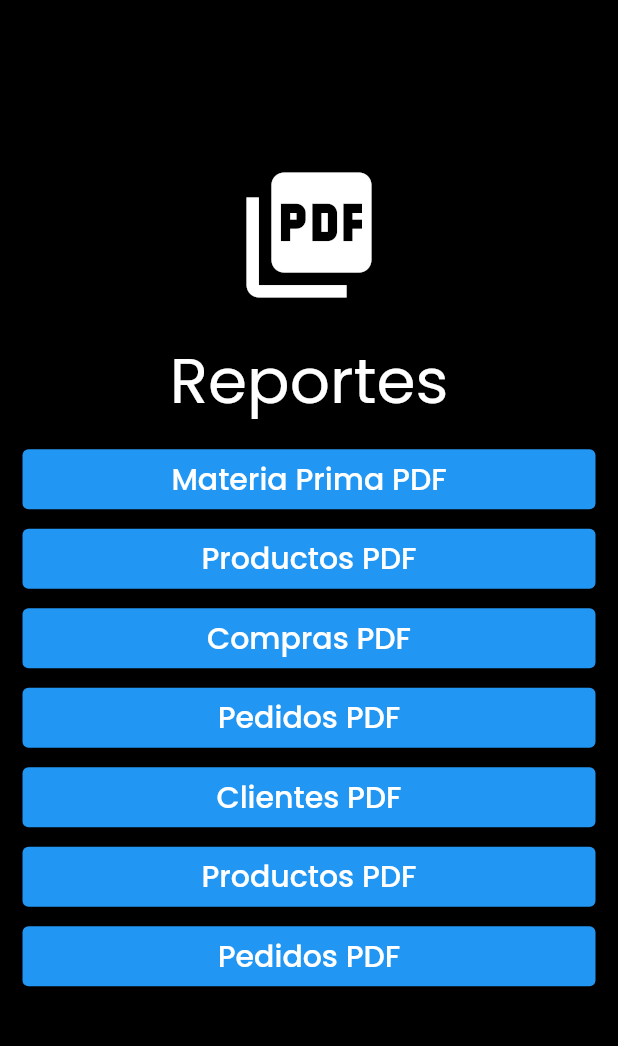
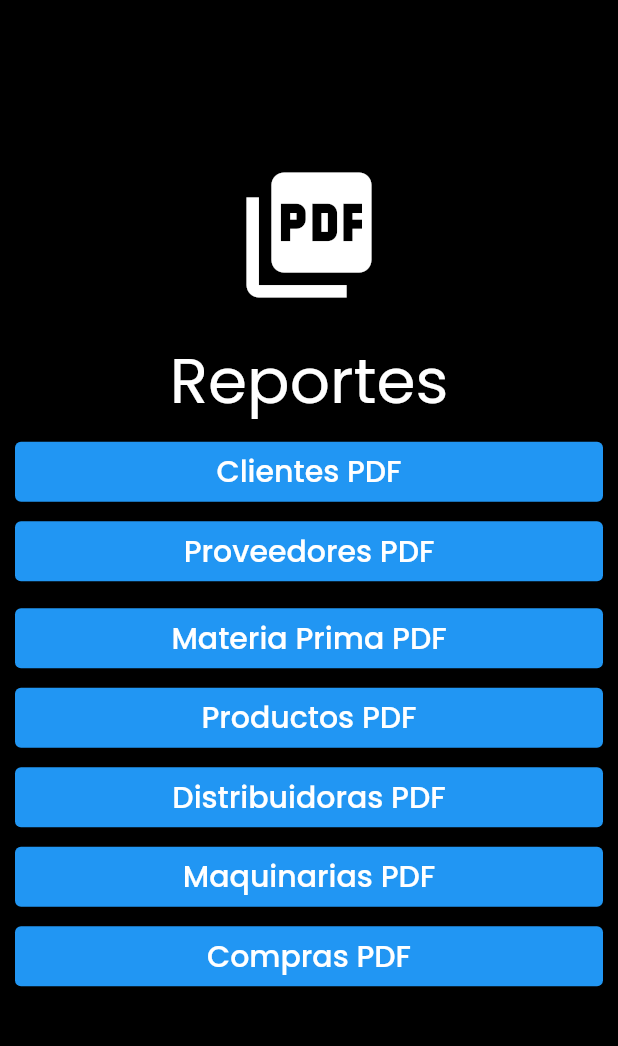
Before and after one commit to Diego785/Sistema-MRP-movil, a Flutter app: the PdfPageScreen screen opened by its route, after a tap on "Clientes PDF", on a phone screen of 412 x 824 dp, the part 84-1130 px from its top. Run offline on Flutter 3.47's test engine with Material 2 defaults, Android fonts, the phone set to English and light mode, and no system bars; our stand-ins replace data_table_2, device_info_plus, dio, fl_chart, flutter_secure_storage, flutter_slidable and 6 more; accounts and stored records are empty; network calls fail; project files that could hold a hidden picture were left out.

Commit message:
darwin, reportes v1

```diff
--- a/lib/Components/components.dart
+++ b/lib/Components/components.dart
@@ -1,2 +1,3 @@
 export 'package:sistema_mrp/Components/pdf/button_widget.dart';
 export 'package:sistema_mrp/Components/pdf/title_widget.dart';
+export 'package:sistema_mrp/Components/pdf/loading_screen.dart';
--- a/lib/Controllers/nota_compras_services.dart
+++ b/lib/Controllers/service.dart
@@ -1,9 +1,10 @@
 import 'package:flutter/material.dart';
 import 'package:http/http.dart' as http;
+import 'package:sistema_mrp/Models/Cliente.dart';
 import 'dart:convert';
 import 'package:sistema_mrp/Models/models.dart';
 
-class NotaCompraService extends ChangeNotifier {
+class Service extends ChangeNotifier {
   final String _baseUrl =
       'http://192.168.1.2:8000/Sistema-MRP/public/api'; //?included=detalle_compras';
   final List<NotaCompra> listaCompras = [];
@@ -11,11 +12,14 @@ class NotaCompraService extends ChangeNotifier {
   List<MateriaPrima1> listaMateria = [];
   late MateriaPrima1 selectedMateria;
   List<Producto> listaProductos = [];
+  List<Cliente> listaClientes = [];
+  List<Proveedor> listaProveedores = [];
+  List<Distribuidor> listaDistribuidores = [];
   bool isLoading = true;
   bool isSaving = false;
   //----------------------------------------------------------------------------
-  NotaCompraService() {
-    // loadCompras();
+  Service() {
+    loadCompras();
   }
 
   get convert => null;
@@ -81,4 +85,36 @@ class NotaCompraService extends ChangeNotifier {
     return listaProductos;
   }
 
+  Future<List<Cliente>> loadClientes() async {
+    isLoading = true;
+    notifyListeners();
+    final resp = await http.get(Uri.parse('$_baseUrl/cliente-api'));
+    final dataCliente = DataCliente.fromMap(json.decode(resp.body));
+    listaClientes = dataCliente.clientes;
+    isLoading = false;
+    notifyListeners();
+    return listaClientes;
+  }
+
+  Future<List<Proveedor>> loadProveedores() async {
+    isLoading = true;
+    notifyListeners();
+    final resp = await http.get(Uri.parse('$_baseUrl/proveedor-api'));
+    final dataProveedor = DataProveedor.fromMap(json.decode(resp.body));
+    listaProveedores = dataProveedor.proveedores;
+    isLoading = false;
+    notifyListeners();
+    return listaProveedores;
+  }
+
+  Future<List<Distribuidor>> loadDistribuidores() async {
+    isLoading = true;
+    notifyListeners();
+    final resp = await http.get(Uri.parse('$_baseUrl/distribuidor-api'));
+    final dataDistribuidor = DataDistribuidor.fromMap(json.decode(resp.body));
+    listaDistribuidores = dataDistribuidor.distribuidores;
+    isLoading = false;
+    notifyListeners();
+    return listaDistribuidores;
+  }
 }
--- a/lib/Controllers/services.dart
+++ b/lib/Controllers/services.dart
@@ -1,3 +1,4 @@
-export 'nota_compras_services.dart';
+export 'service.dart';
 export 'package:sistema_mrp/Controllers/pdf_service/pdf_api.dart';
 export 'package:sistema_mrp/Controllers/pdf_service/pdf_invoice_api.dart';
+export 'package:sistema_mrp/Controllers/service.dart';
--- a/lib/Models/Cliente.dart
+++ b/lib/Models/Cliente.dart
@@ -1,3 +1,22 @@
+
+class DataCliente {
+    DataCliente({
+        required this.clientes,
+    });
+
+    List<Cliente> clientes;
+
+    // factory DataCliente.fromJson(String str) => DataCliente.fromMap(json.decode(str));
+
+    factory DataCliente.fromMap(Map<String, dynamic> json) => DataCliente(
+        clientes: List<Cliente>.from(json["cliente"].map((x) => Cliente.fromMap(x))),
+    );
+
+    Map<String, dynamic> toMap() => {
+        "cliente": List<dynamic>.from(clientes.map((x) => x.toMap())),
+    };
+}
+
 class Cliente {
   String id = "";
   String nombre = "";
@@ -10,4 +29,33 @@ class Cliente {
     this.telefono = telefono;
     this.direccion = direccion;
   }
+
+  static List<String> atributos = [
+    'id',
+    'nombre',
+    'telefono',
+    'direccion',
+  ];
+
+  List<dynamic> toListString() => [
+    id,
+    nombre,
+    telefono,
+    direccion,
+  ];
+  factory Cliente.fromMap(Map<String, dynamic> json) => Cliente(
+         json["id"],
+         json["nombre"],
+         json["telefono"],
+         json["direccion"],
+    );
+
+  Map<String, dynamic> toMap() => {
+        "id": id,
+        "nombre": nombre,
+        "telefono": telefono,
+        "direccion": direccion,
+    };
+
+
 }
--- /dev/null
+++ b/lib/Models/Distribuidor.dart
@@ -0,0 +1,82 @@
+// To parse this JSON data, do
+//
+//     final distribuidor = distribuidorFromMap(jsonString);
+
+import 'dart:convert';
+
+class DataDistribuidor {
+    DataDistribuidor({
+        required this.distribuidores,
+    });
+
+    List<Distribuidor> distribuidores;
+
+    // factory DataCliente.fromJson(String str) => DataCliente.fromMap(json.decode(str));
+
+    factory DataDistribuidor.fromMap(List<dynamic> json) => DataDistribuidor(
+        distribuidores: List<Distribuidor>.from(json.map((x) => Distribuidor.fromMap(x))),
+    );
+
+    Map<String, dynamic> toMap() => {
+        "cliente": List<dynamic>.from(distribuidores.map((x) => x.toMap())),
+    };
+}
+
+class Distribuidor {
+    Distribuidor({
+        this.id,
+        this.nombre,
+        this.direccion,
+        this.telefono,
+        this.email,
+        this.tipo,
+        this.medioTransporte,
+    });
+
+    int? id;
+    String? nombre;
+    String? direccion;
+    String? telefono;
+    String? email;
+    String? tipo;
+    String? medioTransporte;
+
+  static List<String> atributos = [
+    'codigo',
+    'nombre',
+    'direccion',
+    'telefono',
+    'transporte',
+  ];
+
+  List<dynamic> toListString() => [
+     id,
+     nombre,
+     direccion,
+     telefono,
+     medioTransporte,
+  ];
+    factory Distribuidor.fromJson(String str) => Distribuidor.fromMap(json.decode(str));
+
+    String toJson() => json.encode(toMap());
+
+    factory Distribuidor.fromMap(Map<String, dynamic> json) => Distribuidor(
+        id: json["id"],
+        nombre: json["nombre"],
+        direccion: json["direccion"],
+        telefono: json["telefono"],
+        email: json["email"],
+        tipo: json["tipo"],
+        medioTransporte: json["medio_transporte"],
+    );
+
+    Map<String, dynamic> toMap() => {
+        "id": id,
+        "nombre": nombre,
+        "direccion": direccion,
+        "telefono": telefono,
+        "email": email,
+        "tipo": tipo,
+        "medio_transporte": medioTransporte,
+    };
+}
--- a/lib/Models/Inventario/NotaCompra.dart
+++ b/lib/Models/Inventario/NotaCompra.dart
@@ -49,7 +49,7 @@ class NotaCompra {
     id,
     costoTotal,
     hora,
-    fecha    ,
+    fecha,
   ];
 
   factory NotaCompra.fromJson(Map<String, dynamic> json) => NotaCompra(
--- /dev/null
+++ b/lib/Models/Proveedor.dart
@@ -0,0 +1,82 @@
+// To parse this JSON data, do
+//
+//     final proveedor = proveedorFromMap(jsonString);
+
+import 'dart:convert';
+
+class DataProveedor {
+    DataProveedor({
+        required this.proveedores,
+    });
+
+    List<Proveedor> proveedores;
+
+    // factory DataCliente.fromJson(String str) => DataCliente.fromMap(json.decode(str));
+
+    factory DataProveedor.fromMap(List<dynamic> json) => DataProveedor(
+        proveedores: List<Proveedor>.from(json.map((x) => Proveedor.fromMap(x))),
+    );
+
+    Map<String, dynamic> toMap() => {
+        "cliente": List<dynamic>.from(proveedores.map((x) => x.toMap())),
+    };
+}
+
+class Proveedor {
+    Proveedor({
+        this.id = 0,
+        this.nombreEmpresa = '',
+        this.telefono = '',
+        this.direccion = '',
+        this.email = '',
+        this.encargado = '',
+    });
+
+    int id;
+    String nombreEmpresa;
+    String telefono;
+    String direccion;
+    String email;
+    String encargado;
+
+
+    static List<String> atributos = [
+      'id',
+      'Empresa',
+      'telefono',
+      'direccion',
+      'email',
+      'encargado',
+    ];
+
+    List<dynamic> toListString() => [
+      id,
+      nombreEmpresa,
+      telefono,
+      direccion,
+      email,
+      encargado,
+    ];
+
+    factory Proveedor.fromJson(String str) => Proveedor.fromMap(json.decode(str));
+
+    String toJson() => json.encode(toMap());
+
+    factory Proveedor.fromMap(Map<String, dynamic> json) => Proveedor(
+        id: json["id"],
+        nombreEmpresa: json["nombre_empresa"],
+        telefono: json["telefono"],
+        direccion: json["direccion"],
+        email: json["email"],
+        encargado: json["encargado"],
+    );
+
+    Map<String, dynamic> toMap() => {
+        "id": id,
+        "nombre_empresa": nombreEmpresa,
+        "telefono": telefono,
+        "direccion": direccion,
+        "email": email,
+        "encargado": encargado,
+    };
+}
--- a/lib/Models/models.dart
+++ b/lib/Models/models.dart
@@ -6,3 +6,5 @@ export 'package:sistema_mrp/Models/Inventario/NotaCompra.dart';
 export 'package:sistema_mrp/Models/prueba/customer.dart';
 export 'package:sistema_mrp/Models/prueba/invoice.dart';
 export 'package:sistema_mrp/Models/prueba/supplier.dart';
+export 'package:sistema_mrp/Models/Proveedor.dart';
+export 'package:sistema_mrp/Models/Distribuidor.dart';
--- a/lib/Views/Inventario/NotaCompra/detalle_compra_screen.dart
+++ b/lib/Views/Inventario/NotaCompra/detalle_compra_screen.dart
@@ -7,7 +7,7 @@ class DetalleCompraScreen extends StatelessWidget {
 
   @override
   Widget build(BuildContext context) {
-    final notaCompraService = Provider.of<NotaCompraService>(context);
+    final notaCompraService = Provider.of<Service>(context);
 
     return Scaffold(
       appBar: AppBar(
@@ -36,7 +36,7 @@ class DetalleCompraScreen extends StatelessWidget {
     );
   }
 
-  List<Widget> cargar(NotaCompraService notaCompraService) {
+  List<Widget> cargar(Service notaCompraService) {
     debugPrint('lista---------');
     debugPrint('${notaCompraService.listaMateria.length}');
     List<Widget> lista = [];
--- a/lib/Views/main/components/side_menu.dart
+++ b/lib/Views/main/components/side_menu.dart
@@ -103,7 +103,7 @@ class SideMenu extends StatelessWidget {
             ),
             const Divider(),
              ListTile(
-            leading: Icon(Icons.upcoming),
+            leading: const Icon(Icons.note_outlined),
               title: const Text("Nota de Compras"),
               onTap: () => Navigator.pushNamed(context, "/nota-compra"),
             ),
--- a/lib/Views/pdf/pdf_page_screen.dart
+++ b/lib/Views/pdf/pdf_page_screen.dart
@@ -15,7 +15,7 @@ class PdfPageScreen extends StatefulWidget {
 class _PdfPageScreenState extends State<PdfPageScreen> {
   @override
   Widget build(BuildContext context) {
-    final notaCompraService = Provider.of<NotaCompraService>(context);
+    final service = Provider.of<Service>(context);
 
     return Scaffold(
       backgroundColor: Colors.black,
@@ -24,7 +24,7 @@ class _PdfPageScreenState extends State<PdfPageScreen> {
         centerTitle: true,
       ),
       body: Container(
-        padding: const EdgeInsets.all(15),
+        padding: const EdgeInsets.all(10),
         child: Center(
           child: Column(
             mainAxisAlignment: MainAxisAlignment.center,
@@ -33,14 +33,44 @@ class _PdfPageScreenState extends State<PdfPageScreen> {
                 icon: Icons.picture_as_pdf,
                 text: 'Reportes',
               ),
+              const SizedBox(height: 5),
+              ButtonWidget(
+                text: 'Clientes PDF',
+                onClicked: () async {
+                  service.loadClientes();
+                  await Future.delayed(const Duration(seconds: 1));
+                  const String key = 'clientes';
+                  final Map<String, List<dynamic>> items = {
+                    key: service.listaClientes
+                  };
+                  final res = getInvoice(items, key);
+                  final pdfFile = await PdfInvoiceApi.generate(res);
+                  PdfApi.openFile(pdfFile);
+                },
+              ),
+              const SizedBox(height: 5),
+              ButtonWidget(
+                text: 'Proveedores PDF',
+                onClicked: () async {
+                  service.loadProveedores();
+                  await Future.delayed(const Duration(seconds: 1));
+                  const String key = 'proveedores';
+                  final items = {key: service.listaProveedores};
+                  final res = getInvoice(items, key);
+                  final pdfFile = await PdfInvoiceApi.generate(res);
+                  PdfApi.openFile(pdfFile);
+                },
+              ),
               const SizedBox(height: 10),
               ButtonWidget(
                 text: 'Materia Prima PDF',
                 onClicked: () async {
-                  notaCompraService.loadMateriaPrimas();
+                  service.loadMateriaPrimas();
                   await Future.delayed(const Duration(seconds: 2));
                   const String key = 'materia-prima';
-                  final Map<String, List<dynamic>> items = { key : notaCompraService.listaMateria};
+                  final Map<String, List<dynamic>> items = {
+                    key: service.listaMateria
+                  };
                   final res = getInvoice(items, key);
                   final pdfFile = await PdfInvoiceApi.generate(res);
                   PdfApi.openFile(pdfFile);
@@ -50,75 +80,46 @@ class _PdfPageScreenState extends State<PdfPageScreen> {
               ButtonWidget(
                 text: 'Productos PDF',
                 onClicked: () async {
-                  notaCompraService.loadProductos();
+                  service.loadProductos();
                   await Future.delayed(const Duration(seconds: 2));
                   const String key = 'productos';
-                  final Map<String, List<dynamic>> items = {key : notaCompraService.listaProductos};
+                  final Map<String, List<dynamic>> items = {
+                    key: service.listaProductos
+                  };
                   final res = getInvoice(items, key);
                   final pdfFile = await PdfInvoiceApi.generate(res);
                   PdfApi.openFile(pdfFile);
                 },
               ),
-               const SizedBox(height: 5),
+
+              const SizedBox(height: 5),
               ButtonWidget(
-                text: 'Compras PDF',
+                text: 'Distribuidoras PDF',
                 onClicked: () async {
-                  notaCompraService.loadProductos();
-                  await Future.delayed(const Duration(seconds: 2));
-                  const String key = 'productos';
-                  final Map<String, List<dynamic>> items = {key : notaCompraService.listaProductos};
+                  service.loadDistribuidores();
+                  await Future.delayed(const Duration(seconds: 1));
+                  const key = 'distribuidores';
+                  final items = {key: service.listaDistribuidores};
                   final res = getInvoice(items, key);
                   final pdfFile = await PdfInvoiceApi.generate(res);
                   PdfApi.openFile(pdfFile);
                 },
               ),
-               const SizedBox(height: 5),
+              const SizedBox(height: 5),
               ButtonWidget(
-                text: 'Pedidos PDF',
+                text: 'Maquinarias PDF',
+                onClicked: () async {},
+              ),
+              const SizedBox(height: 5),
+              ButtonWidget(
+                text: 'Compras PDF',
                 onClicked: () async {
-                  notaCompraService.loadProductos();
-                  await Future.delayed(const Duration(seconds: 2));
-                  const String key = 'productos';
-                  final Map<String, List<dynamic>> items = {key : notaCompraService.listaProductos};
-                  final res = getInvoice(items, key);
-                  final pdfFile = await PdfInvoiceApi.generate(res);
-                  PdfApi.openFile(pdfFile);
-                },
-              ),
-               const SizedBox(height: 5),
-              ButtonWidget(
-                text: 'Clientes PDF',
-                onClicked: () async {
-                  notaCompraService.loadProductos();
-                  await Future.delayed(const Duration(seconds: 2));
-                  const String key = 'productos';
-                  final Map<String, List<dynamic>> items = {key : notaCompraService.listaProductos};
-                  final res = getInvoice(items, key);
-                  final pdfFile = await PdfInvoiceApi.generate(res);
-                  PdfApi.openFile(pdfFile);
-                },
-              ),
-               const SizedBox(height: 5),
-              ButtonWidget(
-                text: 'Productos PDF',
-                onClicked: () async {
-                  notaCompraService.loadProductos();
-                  await Future.delayed(const Duration(seconds: 2));
-                  const String key = 'productos';
-                  final Map<String, List<dynamic>> items = {key : notaCompraService.listaProductos};
-                  final res = getInvoice(items, key);
-                  final pdfFile = await PdfInvoiceApi.generate(res);
-                  PdfApi.openFile(pdfFile);
-                },
-              ),
-               const SizedBox(height: 5),
-              ButtonWidget(
-                text: 'Pedidos PDF',
-                onClicked: () async {
-                  notaCompraService.loadProductos();
-                  await Future.delayed(const Duration(seconds: 2));
-                  const String key = 'productos';
-                  final Map<String, List<dynamic>> items = {key : notaCompraService.listaProductos};
+                  service.loadCompras();
+                  await Future.delayed(const Duration(seconds: 1));
+                  const String key = 'nota compras';
+                  Map<String, List<dynamic>> items = {
+                    key: service.listaCompras
+                  };
                   final res = getInvoice(items, key);
                   final pdfFile = await PdfInvoiceApi.generate(res);
                   PdfApi.openFile(pdfFile);
--- a/lib/main.dart
+++ b/lib/main.dart
@@ -8,7 +8,6 @@ import 'package:sistema_mrp/Models/models.dart';
 import 'package:sistema_mrp/Views/main/main_screen.dart';
 import 'package:sistema_mrp/app.dart';
 import 'package:sistema_mrp/Controllers/services.dart';
-
 
 /*void main() {
   //comentario de darwin nise
@@ -27,7 +26,7 @@ void main() {
     MultiProvider(
       providers: [
         ChangeNotifierProvider(create: (context) => Auth()),
-        ChangeNotifierProvider(create: (_) => NotaCompraService()),
+        ChangeNotifierProvider(create: (_) => Service()),
       ],
       child: MyApp(),
     ),
```
Also changed, not shown: lib/Components/pdf/loading_screen.dart (added, +20 -0 lines), lib/Controllers/pdf_service/pdf_invoice_api.dart (+24 -1 lines), lib/Views/Inventario/NotaCompra/nota_compra_screen.dart (+12 -11 lines).
